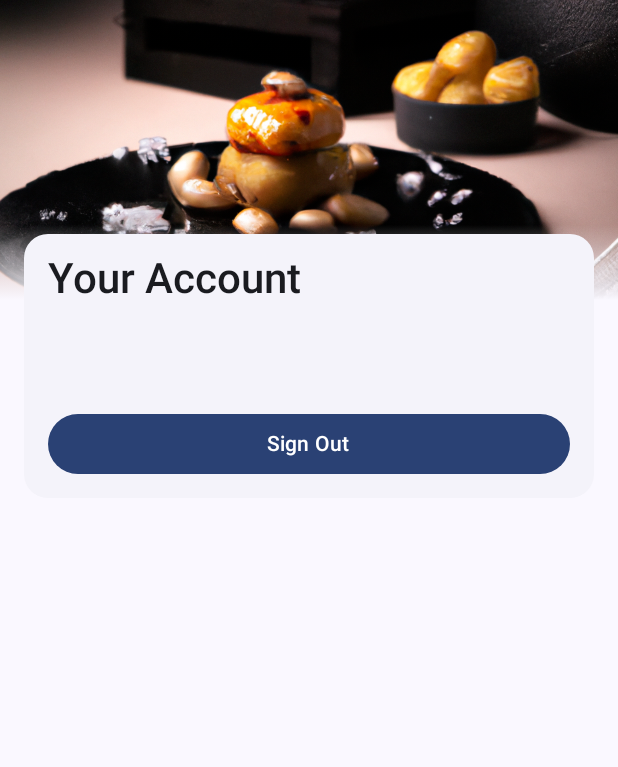
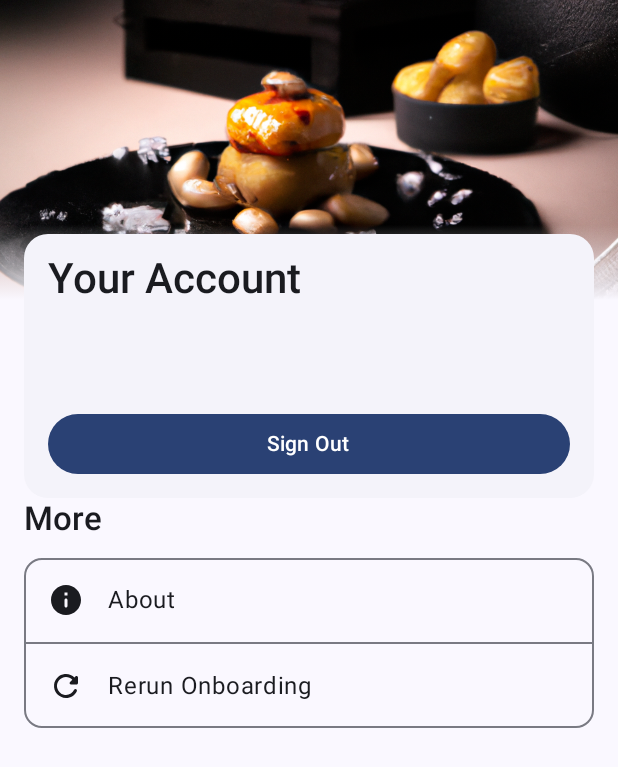
Before and after one commit to cryptoAlgorithm/SweetRock, an Android app built with Jetpack Compose: the composable AccountLanding shown on its own in the app's theme, on a phone screen of 412 x 824 dp. Shown: the top 767 px of the screen. Run offline under Robolectric (Android 15) with nearby library versions, the phone set to English and light mode, and no system bars; our stand-ins replace Firebase (no records; nobody signed in at launch, a user with empty details on screens opened directly); 1 statement that could not run was skipped.

Commit message:
feat (about): add about page
feat (onboarding): add initial onboarding page

```diff
--- a/app/src/main/java/com/cryptoalgo/sweetRock/account/AccountLanding.kt
+++ b/app/src/main/java/com/cryptoalgo/sweetRock/account/AccountLanding.kt
@@ -15,6 +15,7 @@ import androidx.compose.animation.slideOutVertically
 import androidx.compose.animation.with
 import androidx.compose.foundation.Image
 import androidx.compose.foundation.background
+import androidx.compose.foundation.clickable
 import androidx.compose.foundation.layout.Arrangement
 import androidx.compose.foundation.layout.Box
 import androidx.compose.foundation.layout.Column
@@ -26,13 +27,18 @@ import androidx.compose.foundation.layout.fillMaxWidth
 import androidx.compose.foundation.layout.height
 import androidx.compose.foundation.layout.padding
 import androidx.compose.foundation.lazy.LazyColumn
+import androidx.compose.material.icons.Icons
+import androidx.compose.material.icons.rounded.Info
+import androidx.compose.material.icons.rounded.Refresh
 import androidx.compose.material3.Button
 import androidx.compose.material3.CardDefaults
 import androidx.compose.material3.Divider
 import androidx.compose.material3.ElevatedCard
 import androidx.compose.material3.ExperimentalMaterial3Api
 import androidx.compose.material3.FilledTonalButton
+import androidx.compose.material3.Icon
 import androidx.compose.material3.MaterialTheme
+import androidx.compose.material3.OutlinedCard
 import androidx.compose.material3.OutlinedTextField
 import androidx.compose.material3.Text
 import androidx.compose.material3.TextButton
@@ -48,6 +54,7 @@ import androidx.compose.ui.Alignment
 import androidx.compose.ui.Modifier
 import androidx.compose.ui.graphics.Brush
 import androidx.compose.ui.graphics.Color
+import androidx.compose.ui.graphics.vector.ImageVector
 import androidx.compose.ui.layout.ContentScale
 import androidx.compose.ui.platform.LocalContext
 import androidx.compose.ui.res.painterResource
@@ -68,7 +75,9 @@ private const val TAG = "Account"
 @OptIn(ExperimentalAnimationApi::class)
 @Composable
 fun AccountLanding(
-    model: AccountViewModel = viewModel(LocalContext.current as ComponentActivity)
+    model: AccountViewModel = viewModel(LocalContext.current as ComponentActivity),
+    navigateToAbout: () -> Unit,
+    navigateToOnboarding: () -> Unit
 ) {
     Box {
         Box {
@@ -103,7 +112,31 @@ fun AccountLanding(
                     else SignInLaunchpad()
                 }
             }
+            item {
+                Column(verticalArrangement = Arrangement.spacedBy(12.dp)) {
+                    Text("More", fontWeight = FontWeight.SemiBold, style = MaterialTheme.typography.titleLarge)
+                    OutlinedCard(Modifier.fillMaxWidth()) {
+                        MoreRow(Icons.Rounded.Info, "About", navigateToAbout)
+                        Divider()
+                        MoreRow(Icons.Rounded.Refresh, "Rerun Onboarding", navigateToOnboarding)
+                    }
+                }
+            }
         }
+    }
+}
+
+@Composable
+private fun MoreRow(icon: ImageVector, title: String, onClick: () -> Unit) {
+    Row(
+        Modifier
+            .clickable(onClick = onClick)
+            .fillMaxWidth()
+            .padding(16.dp),
+        verticalAlignment = Alignment.CenterVertically
+    ) {
+        Icon(icon, contentDescription = null, Modifier.padding(end = 16.dp))
+        Text(title)
     }
 }
 
--- a/app/src/main/java/com/cryptoalgo/sweetRock/catalog/detail/CatalogItemDetail.kt
+++ b/app/src/main/java/com/cryptoalgo/sweetRock/catalog/detail/CatalogItemDetail.kt
@@ -108,7 +108,7 @@ fun CatalogItemDetail(
     val currentUID = authVM.user?.uid
 
     Scaffold(
-        modifier = Modifier.nestedScroll(scrollBehavior.nestedScrollConnection),
+        Modifier.nestedScroll(scrollBehavior.nestedScrollConnection),
         topBar = {
             CenterAlignedTopAppBar(
                 title = { Text(item.name) },
--- a/app/src/main/res/values/strings.xml
+++ b/app/src/main/res/values/strings.xml
@@ -2,4 +2,10 @@
     <string name="app_name">Sweet Rock</string>
 
     <string name="server_client_id">716609191868-rqi4k4dph17te4k47odf0tukcrkq5pco.apps.googleusercontent.com</string>
+
+    <string name="sweet_rock_description">
+        Experience a world of flavors at Sweet Rock! Our restaurant offers a tantalizing selection
+        of global cuisine that will rock your taste buds. From savory to sweet, we\'ve got it all -
+        so come on in and satisfy your cravings with our delicious, multicultural menu.
+    </string>
 </resources>
```
Also changed, not shown: app/src/main/java/com/cryptoalgo/sweetRock/About.kt (added, +82 -0 lines), app/src/main/java/com/cryptoalgo/sweetRock/Home.kt (+8 -3 lines), app/src/main/java/com/cryptoalgo/sweetRock/Onboarding.kt (added, +23 -0 lines), app/src/main/java/com/cryptoalgo/sweetRock/SweetRockHost.kt (+50 -3 lines), 1 other file.
